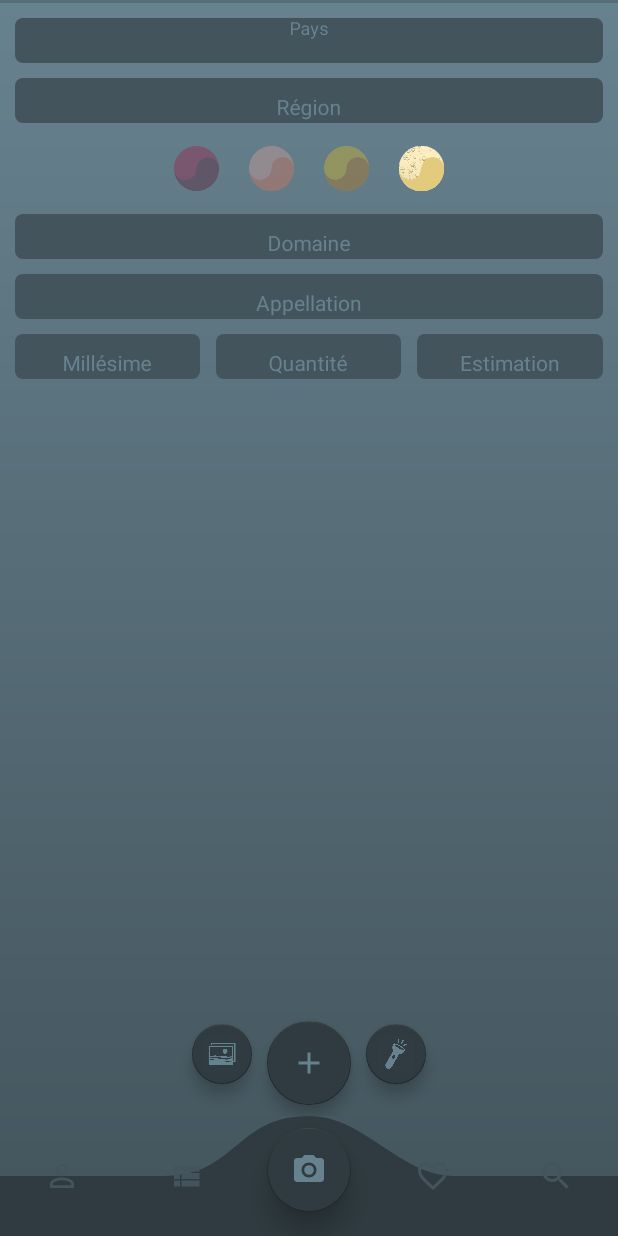
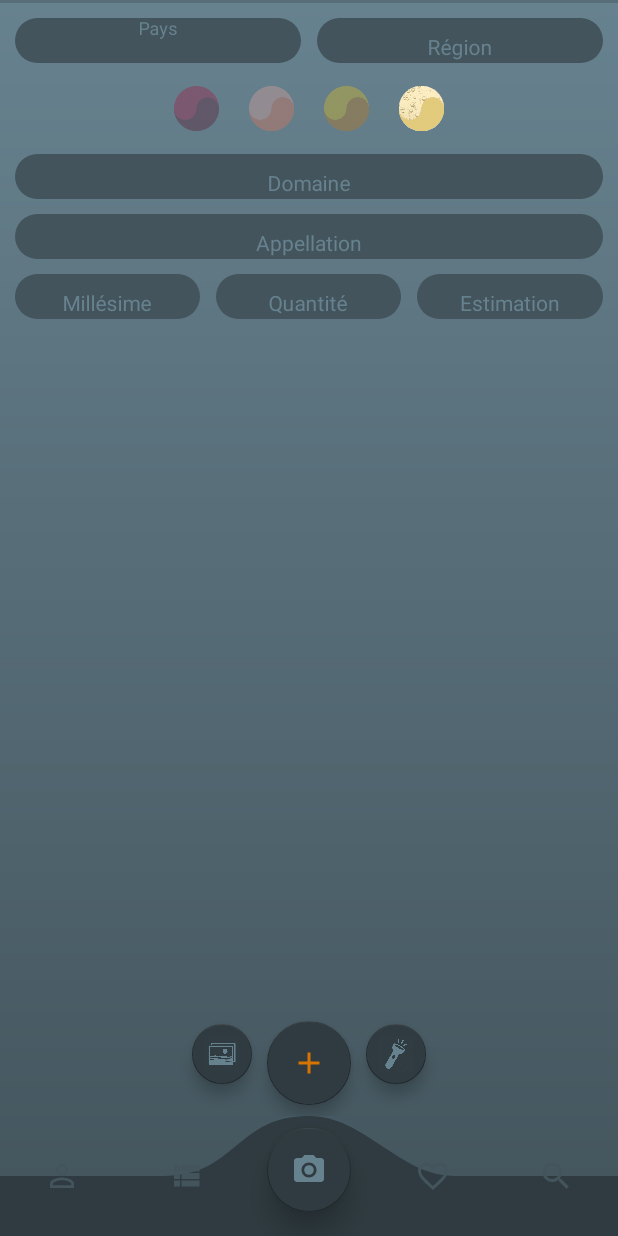
Before and after one commit to RomainCrispini/CellarV1, an Android app: the AddActivity screen opened directly, with no data from a screen before it, on a phone screen of 412 x 824 dp. Run offline under Robolectric (Android 15) with nearby library versions, the phone set to English and light mode, and no system bars; libraries missing offline, so code that uses them is left out: pl.bclogic.pulsator4droid; plain views replace PulsatorLayout.

```diff
--- a/app/src/main/res/drawable/fond_textinput.xml
+++ b/app/src/main/res/drawable/fond_textinput.xml
@@ -2,6 +2,6 @@
 <shape xmlns:android="http://schemas.android.com/apk/res/android">
     android:shape="rectangle"
     <solid android:color="@color/green" />
-    <corners android:radius="5dp" />
+    <corners android:radius="20dp" />
 
 </shape>
--- a/app/src/main/res/layout/activity_add.xml
+++ b/app/src/main/res/layout/activity_add.xml
@@ -55,41 +55,53 @@
         app:layout_constraintEnd_toEndOf="parent"
         app:layout_constraintStart_toStartOf="parent"
         app:layout_constraintTop_toTopOf="parent"
-        app:layout_constraintBottom_toTopOf="@+id/layoutPays"
+        app:layout_constraintBottom_toTopOf="@+id/layoutCountryRegion"
         android:indeterminate="false"
         android:layout_marginBottom="10dp"
         android:progressTint="@color/orange"
         style="@style/Widget.AppCompat.ProgressBar.Horizontal" >
     </ProgressBar>
 
+    <LinearLayout
+        android:id="@+id/layoutCountryRegion"
+        android:layout_width="match_parent"
+        android:layout_height="wrap_content"
+        android:layout_marginTop="10dp"
+        android:orientation="horizontal"
+        app:layout_constraintEnd_toEndOf="parent"
+        app:layout_constraintStart_toStartOf="parent"
+        app:layout_constraintTop_toBottomOf="@+id/progressBar">
+
         <com.google.android.material.textfield.TextInputLayout
             android:id="@+id/layoutPays"
             android:layout_width="match_parent"
             android:layout_height="wrap_content"
-        android:layout_margin="10dp"
             android:layout_gravity="center"
+            android:layout_marginLeft="10dp"
+            android:layout_marginRight="5dp"
+            android:layout_weight="1"
+            android:background="@drawable/fond_textinput"
+            android:backgroundTint="@color/green_dark"
             android:orientation="horizontal"
+            android:textColorHint="@color/green_light"
             app:helperText=""
             app:hintTextColor="@color/green_light"
-        android:textColorHint="@color/green_light"
-        android:background="@drawable/fond_textinput"
-        android:backgroundTint="@color/green_dark"
             app:layout_constraintEnd_toEndOf="parent"
             app:layout_constraintStart_toStartOf="parent"
             app:layout_constraintTop_toBottomOf="@id/progressBar">
 
             <AutoCompleteTextView
                 android:id="@+id/textCountry"
-            android:background="@null"
-            android:hint="Pays"
                 android:layout_width="match_parent"
                 android:layout_height="wrap_content"
+                android:background="@null"
                 android:backgroundTint="@color/transparent"
                 android:gravity="center"
+                android:hint="Pays"
+                android:inputType="text"
                 android:textColor="@color/orange"
                 android:textCursorDrawable="@color/green_light"
                 android:textSize="14dp"
-            android:inputType="text"
                 app:layout_constraintEnd_toEndOf="parent"
                 app:layout_constraintStart_toStartOf="parent" />
         </com.google.android.material.textfield.TextInputLayout>
@@ -98,34 +110,37 @@
             android:id="@+id/layoutRegion"
             android:layout_width="match_parent"
             android:layout_height="wrap_content"
-        android:layout_margin="10dp"
             android:layout_gravity="center"
+            android:layout_marginLeft="5dp"
+            android:layout_marginRight="10dp"
+            android:layout_weight="1"
+            android:background="@drawable/fond_textinput"
+            android:backgroundTint="@color/green_dark"
             android:orientation="horizontal"
+            android:textColorHint="@color/green_light"
             app:helperText=""
             app:hintTextColor="@color/green_light"
-        android:textColorHint="@color/green_light"
-        android:background="@drawable/fond_textinput"
-        android:backgroundTint="@color/green_dark"
             app:layout_constraintEnd_toEndOf="parent"
             app:layout_constraintStart_toStartOf="parent"
             app:layout_constraintTop_toBottomOf="@+id/layoutPays">
 
             <EditText
                 android:id="@+id/textRegion"
-            android:background="@null"
-            android:hint="Région"
                 android:layout_width="match_parent"
                 android:layout_height="wrap_content"
+                android:background="@null"
                 android:backgroundTint="@color/transparent"
                 android:gravity="center"
+                android:hint="Région"
+                android:inputType="text"
                 android:textColor="@color/orange"
                 android:textCursorDrawable="@color/green_light"
                 android:textSize="14dp"
-            android:inputType="text"
                 app:layout_constraintEnd_toEndOf="parent"
                 app:layout_constraintStart_toStartOf="parent" />
         </com.google.android.material.textfield.TextInputLayout>
 
+    </LinearLayout>
 
     <LinearLayout
         android:id="@+id/layoutWineColor"
@@ -136,7 +151,7 @@
         android:orientation="horizontal"
         app:layout_constraintEnd_toEndOf="parent"
         app:layout_constraintHorizontal_bias="1.0"
-        app:layout_constraintTop_toBottomOf="@+id/layoutRegion">
+        app:layout_constraintTop_toBottomOf="@+id/layoutCountryRegion">
 
         <ImageButton
             android:id="@+id/redWineButton"
@@ -403,7 +418,7 @@
             android:backgroundTint="@color/green_very_dark"
             android:elevation="0dp"
             android:src="@drawable/ic_add_black_24dp"
-            android:tint="@color/green_light"
+            android:tint="@color/orange"
             app:fabSize="normal"
             app:layout_constraintEnd_toEndOf="parent"
             app:layout_constraintStart_toStartOf="parent" />
--- a/app/src/main/res/values/colors.xml
+++ b/app/src/main/res/values/colors.xml
@@ -21,7 +21,7 @@
     <color name="grey_dark">#4C4C4C</color>
     <color name="green">#35B1C4</color>
     <color name="blue_light">#22C2DD</color>
-    <color name="orange">#EB8000</color>
+    <color name="orange">#D57400</color>
 
     <!-- CUSTOM COLORS NAVBAR LIGHT MODE -->
 
```
Also changed, not shown: app/src/main/java/com/romain/cellarv1/vue/AddActivity.java (+31 -11 lines), app/src/main/res/drawable/baseline_add_circle_black_18dp.png (deleted). Lines whose indentation alone changed are shown as unchanged.
